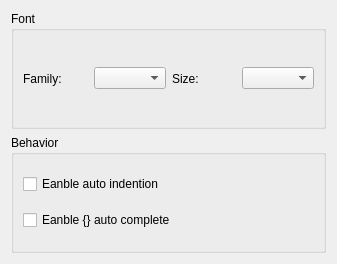
Qt form src/plugins/syntaxeditor/configdialog.ui (Gerasina1981/liteide.liteide) before a commit.
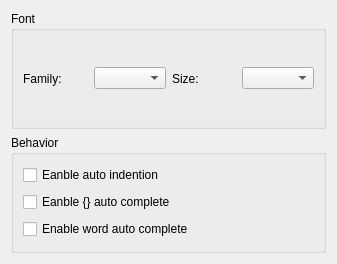
The same form after that commit.

Commit message: auto word enable

Patch:
```diff
--- a/src/plugins/syntaxeditor/configdialog.ui
+++ b/src/plugins/syntaxeditor/configdialog.ui
@@ -63,6 +63,13 @@
         </property>
        </widget>
       </item>
+      <item>
+       <widget class="QCheckBox" name="autoWordCheckBox">
+        <property name="text">
+         <string>Enable word auto complete</string>
+        </property>
+       </widget>
+      </item>
      </layout>
     </widget>
    </item>
```
The commit also changes 13 other files.
